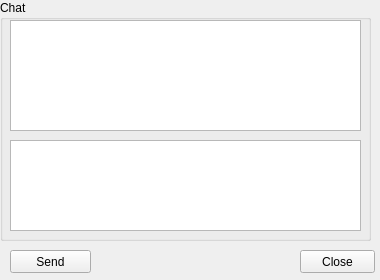
The window that comm_nt/chat.ui (thebruno/comm-nt) describes before a commit, drawn with Qt 5.
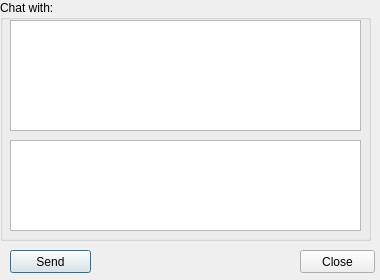
The same window after the commit. Icons and pictures are not drawn.

Commit message: GUI developmnet, one to one chat works.

```diff
--- a/comm_nt/chat.ui
+++ b/comm_nt/chat.ui
@@ -36,7 +36,7 @@
      </rect>
     </property>
     <property name="title">
-     <string>Chat</string>
+     <string>Chat with:</string>
     </property>
     <widget class="QPushButton" name="pushButton">
      <property name="geometry">
@@ -110,6 +110,9 @@
     <property name="autoDefault">
      <bool>true</bool>
     </property>
+    <property name="default">
+     <bool>true</bool>
+    </property>
    </widget>
    <widget class="QPushButton" name="btnClose">
     <property name="geometry">
```
Left out of the diff: 7 changed lines with no effect on the pictures. The commit also changes 19 other files.
